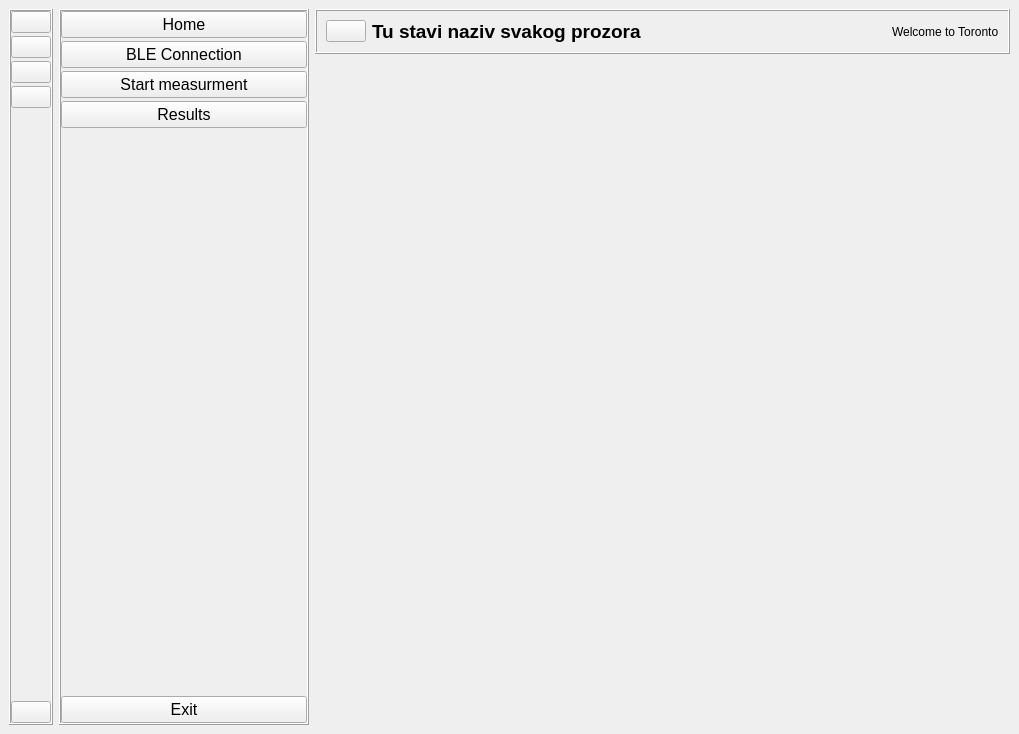
Qt form package/main_app/gui.ui (ljengic/BLE_desktop_application) before a commit.
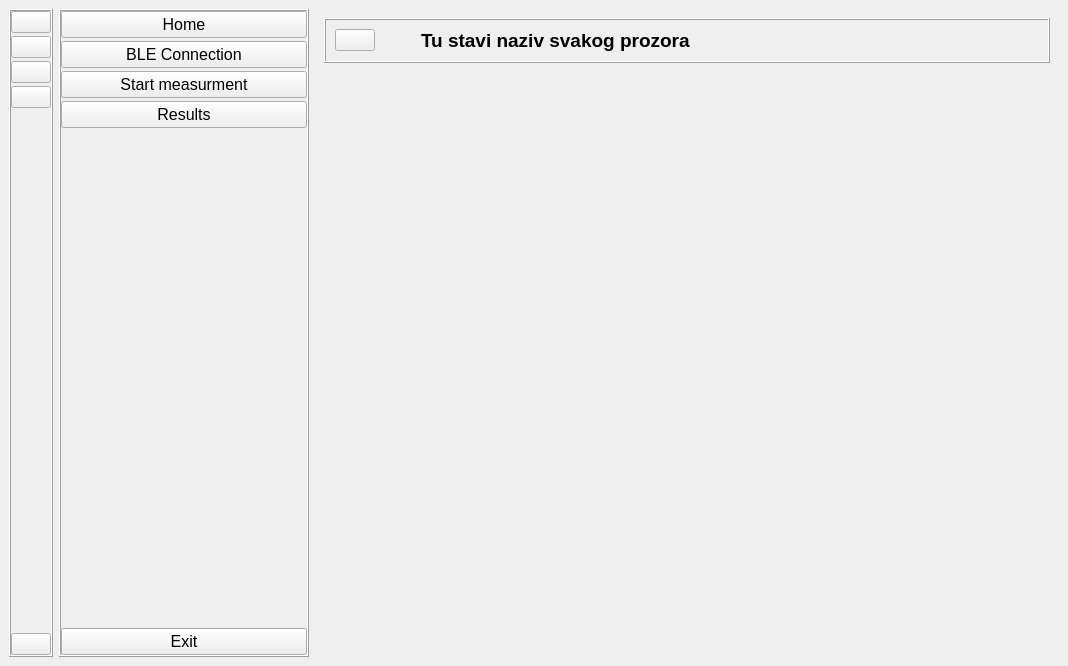
The same form after that commit. Icons and pictures are not drawn.

Commit message: change app template

```diff
--- a/package/main_app/gui.ui
+++ b/package/main_app/gui.ui
@@ -6,8 +6,8 @@
    <rect>
     <x>0</x>
     <y>0</y>
-    <width>1019</width>
-    <height>734</height>
+    <width>1068</width>
+    <height>666</height>
    </rect>
   </property>
   <property name="windowTitle">
@@ -18,21 +18,6 @@
     <item row="0" column="2">
      <widget class="QWidget" name="main_screen" native="true">
       <layout class="QVBoxLayout" name="verticalLayout_5">
-       <property name="spacing">
-        <number>7</number>
-       </property>
-       <property name="leftMargin">
-        <number>0</number>
-       </property>
-       <property name="topMargin">
-        <number>0</number>
-       </property>
-       <property name="rightMargin">
-        <number>0</number>
-       </property>
-       <property name="bottomMargin">
-        <number>0</number>
-       </property>
        <item>
         <widget class="QFrame" name="status_bar">
          <property name="frameShape">
@@ -70,6 +55,9 @@
             <property name="orientation">
              <enum>Qt::Horizontal</enum>
             </property>
+            <property name="sizeType">
+             <enum>QSizePolicy::Fixed</enum>
+            </property>
             <property name="sizeHint" stdset="0">
              <size>
               <width>40</width>
@@ -105,13 +93,6 @@
             </property>
            </spacer>
           </item>
-          <item>
-           <widget class="QLabel" name="label">
-            <property name="text">
-             <string>Welcome to Toronto</string>
-            </property>
-           </widget>
-          </item>
          </layout>
         </widget>
        </item>
@@ -122,6 +103,54 @@
          </property>
         </widget>
        </item>
+       <item>
+        <widget class="QFrame" name="status_bar_2">
+         <property name="frameShape">
+          <enum>QFrame::Box</enum>
+         </property>
+         <property name="frameShadow">
+          <enum>QFrame::Raised</enum>
+         </property>
+         <property name="lineWidth">
+          <number>0</number>
+         </property>
+         <layout class="QHBoxLayout" name="horizontalLayout_2">
+          <item>
+           <spacer name="horizontalSpacer_4">
+            <property name="orientation">
+             <enum>Qt::Horizontal</enum>
+            </property>
+            <property name="sizeHint" stdset="0">
+             <size>
+              <width>609</width>
+              <height>20</height>
+             </size>
+            </property>
+           </spacer>
+          </item>
+          <item>
+           <widget class="QLabel" name="label">
+            <property name="text">
+             <string/>
+            </property>
+            <property name="pixmap">
+             <pixmap resource="../../images/resources.qrc">:/icons/icons/WhatsApp Image 2024-05-07 at 18.46.40 (1).jpeg</pixmap>
+            </property>
+           </widget>
+          </item>
+          <item>
+           <widget class="QLabel" name="label_2">
+            <property name="text">
+             <string/>
+            </property>
+            <property name="pixmap">
+             <pixmap resource="../../images/resources.qrc">:/icons/icons/WhatsApp Image 2024-05-07 at 18.48.55.jpeg</pixmap>
+            </property>
+           </widget>
+          </item>
+         </layout>
+        </widget>
+       </item>
       </layout>
      </widget>
     </item>
```
The commit also changes 2 other files.
